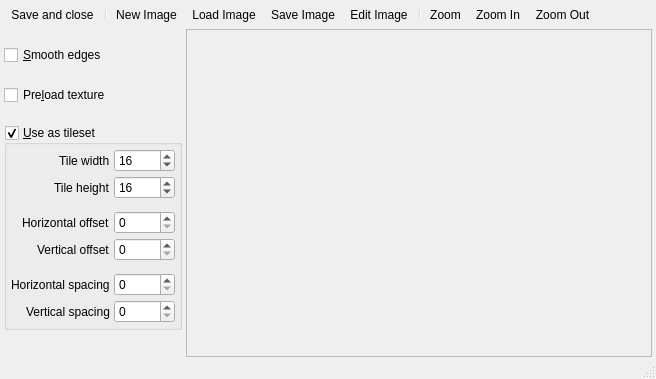
Above: Editors/BackgroundEditor.ui from enigma-dev/RadialGM before the change. Below: the same form after it.
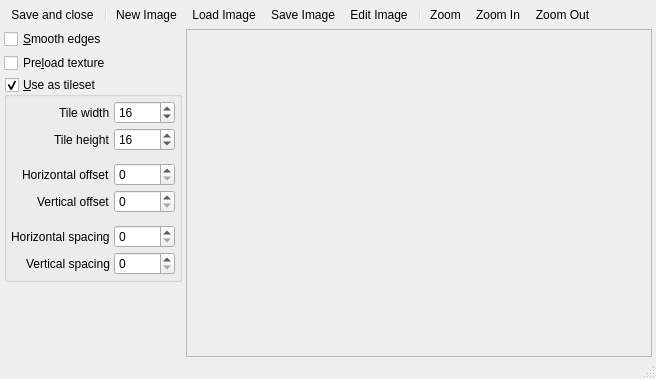
That is the form after the change. Icons and pictures are not drawn. Custom widgets are drawn as their Qt base class.

Commit message: Change properties layout to form layout for 2 columns/no spacer.

What changed in the file:
```diff
--- a/Editors/BackgroundEditor.ui
+++ b/Editors/BackgroundEditor.ui
@@ -89,13 +89,16 @@
       <number>0</number>
      </property>
      <item>
-      <layout class="QVBoxLayout" name="propertiesLayout">
-       <property name="spacing">
-        <number>4</number>
-       </property>
+      <layout class="QFormLayout" name="propertiesLayout">
        <property name="sizeConstraint">
         <enum>QLayout::SetDefaultConstraint</enum>
        </property>
+       <property name="horizontalSpacing">
+        <number>4</number>
+       </property>
+       <property name="verticalSpacing">
+        <number>4</number>
+       </property>
        <property name="leftMargin">
         <number>4</number>
        </property>
@@ -108,21 +111,21 @@
        <property name="bottomMargin">
         <number>4</number>
        </property>
-       <item>
+       <item row="0" column="0" colspan="2">
         <widget class="QCheckBox" name="smoothCheckBox">
          <property name="text">
           <string>&amp;Smooth edges</string>
          </property>
         </widget>
        </item>
-       <item>
+       <item row="1" column="0" colspan="2">
         <widget class="QCheckBox" name="preloadCheckBox">
          <property name="text">
           <string>Pre&amp;load texture</string>
          </property>
         </widget>
        </item>
-       <item>
+       <item row="2" column="0" colspan="2">
         <widget class="QGroupBox" name="tilesetGroupBox">
          <property name="sizePolicy">
           <sizepolicy hsizetype="Minimum" vsizetype="Fixed">
@@ -352,16 +355,6 @@
          </layout>
         </widget>
        </item>
-       <item>
-        <spacer name="propertiesBottomSpacer">
-         <property name="orientation">
-          <enum>Qt::Vertical</enum>
-         </property>
-         <property name="sizeType">
-          <enum>QSizePolicy::Expanding</enum>
-         </property>
-        </spacer>
-       </item>
       </layout>
      </item>
      <item>
```
